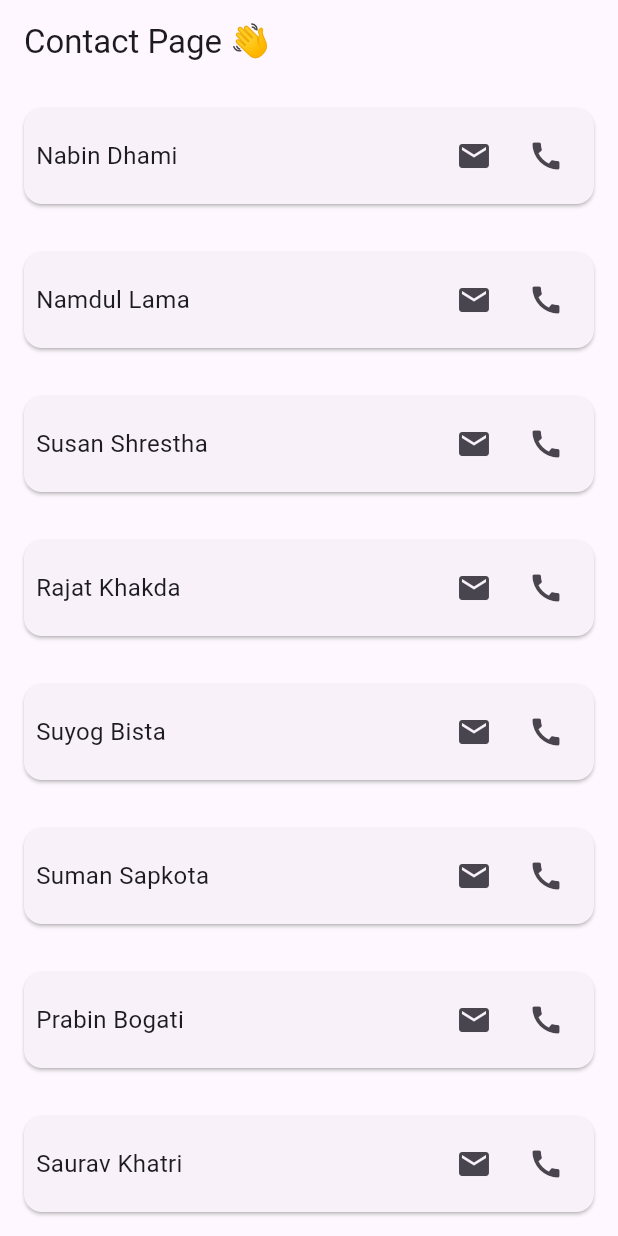
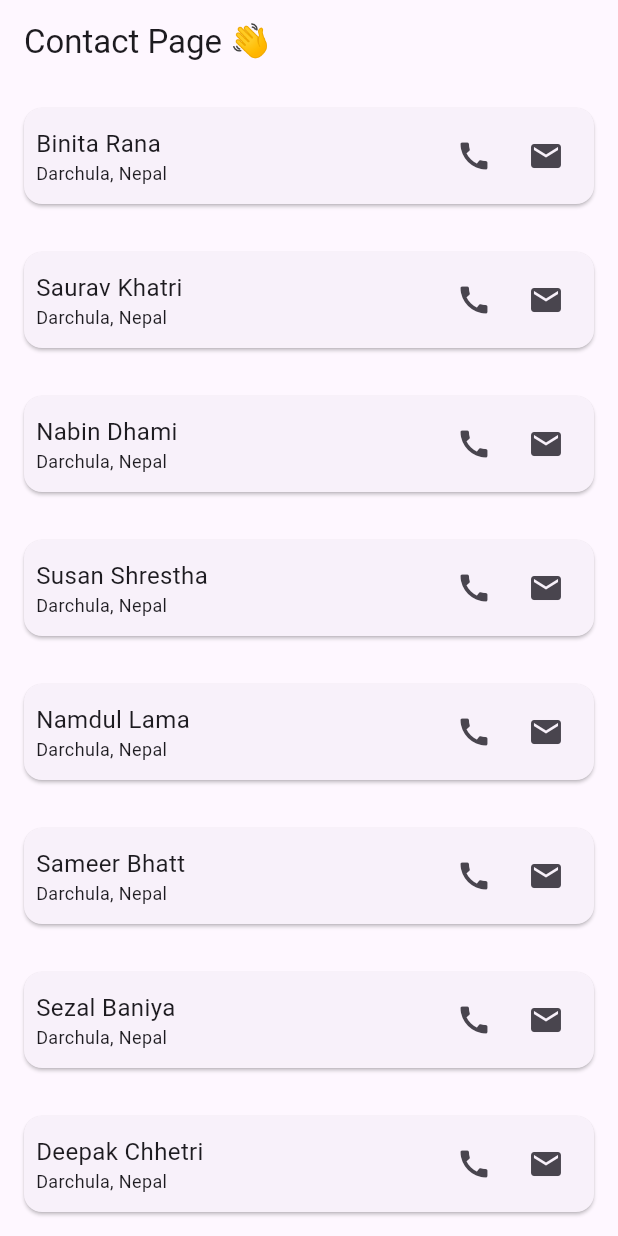
Before and after one commit to nabind47/flutter_training, a Flutter app: the screen it shows after launch, on a phone screen of 412 x 824 dp. Run offline on Flutter 3.47's test engine with Material 3 defaults, Android fonts, the phone set to English and light mode, and no system bars.

Commit message:
feat: navigation

```diff
--- /dev/null
+++ b/lib/constants/app_strings.dart
@@ -0,0 +1,86 @@
+class AppString {
+  static List<String> names = [
+    'Binita Rana',
+    'Saurav Khatri',
+    'Nabin Dhami',
+    'Susan Shrestha',
+    'Namdul Lama',
+    'Sameer Bhatt',
+    'Sezal Baniya',
+    'Deepak Chhetri',
+    'Prabin Kumar Bogati',
+    'Sugam Adhikari',
+    'Rajat Kumar Khadka',
+    'Suyog Bista',
+    'Ayush Kayastha',
+    'Srishti Tater',
+    'Shirjana maharjan',
+    'Sushil Baral',
+    'Saujanya Shrestha',
+    'Suman sapkota'
+  ];
+
+  static List<String> contacts = [
+    '9866392079',
+    '9868977777',
+    '9840034689',
+    '9846924294',
+    '9840323258',
+    '9865916920',
+    '9861535753',
+    '9825595666',
+    '9854062057',
+    '9846944688',
+    '9861484466',
+    '9863942650',
+    '9861488080',
+    '9860921250',
+    '9864463468',
+    '9867872858',
+    '9840375027',
+    '9863459299'
+  ];
+
+  static List<String> emails = [
+    'binirana73@gmail.com',
+    'saurabkhatri68076@gmail.com',
+    'nabindhami619@gmail.com',
+    'susan.201345@ncitedu.np',
+    'john.namdul@gmail.com',
+    'sameerbhatt2058@gmail.com',
+    'sezal.201328@ncit.edu.np',
+    'deepakchhetri68013@gmail.com',
+    'yaadmaatmro@gmail.com',
+    'adhikarisugam444@gmail.com',
+    'rajatkhdk333@gmail.com',
+    'bista.suyog04@gmail.com',
+    'ayushkayastha101@gmail.com',
+    'srishtitater@gmail.com',
+    'shrezana2060@gmail.com',
+    'susheelbaral@gmail.com',
+    'saujanya201326@gmail.com',
+    'sumansaokota771@gmail.com'
+  ];
+
+  static List<String> addresses = [
+    'Balkumari, Lalitpur',
+    'Sankhamul, Lalitpur',
+    'Dhapasi',
+    'Gorkha, Nepal',
+    'Bouddha',
+    'Balkumari, Lalitpur',
+    'Koteshwor, Kathmandu',
+    '', // This is an empty address for Deepak Chhetri
+    'Chabahil, Kathmandu',
+    'Bheerkot-5-Syangja',
+    'Kirtipur, Kathmandu',
+    'Kirtipur, Kathmandu',
+    'Bhaktapur, Kwachhen',
+    'All Baneshwor, Kathmandu',
+    'Siddhipur, Lalitpur',
+    'Budanilkantha, Kathmandu',
+    '', // This is an empty address for Saujanya Shrestha
+    '' // This is an empty address for Suman Sapkota
+  ];
+
+}
--- a/lib/contact_page.dart
+++ b/lib/contact_page.dart
@@ -1,4 +1,6 @@
 import 'package:flutter/material.dart';
+import 'package:flutter_class/constants/app_strings.dart';
+import 'package:flutter_class/contact_details.dart';
 import 'package:url_launcher/url_launcher.dart';
 
 class ContactPage extends StatefulWidget {
@@ -11,68 +13,71 @@ class ContactPage extends StatefulWidget {
 class _ContactPageState extends State<ContactPage> {
   @override
   Widget build(BuildContext context) {
-
     return Scaffold(
-      appBar: AppBar(title: const Text("Contact Page 👋")),
-      body: ListView.builder(
-        itemCount: students.length,
-          shrinkWrap: true,
-          itemBuilder: (context,index){
-        return studentsList(students[index]);
-      })
-    );
+        appBar: AppBar(title: const Text("Contact Page 👋")),
+        body: ListView.builder(
+            itemCount: AppString.names.length,
+            shrinkWrap: true,
+            itemBuilder: (context, index) {
+              return InkWell(
+                onTap: () {
+                  Navigator.push(
+                      context,
+                      MaterialPageRoute(
+                          builder: (context) => ContactDetails(index: index)));
+                },
+                child: studentsList(
+                    name: AppString.names[index],
+                    email: AppString.emails[index],
+                    contact: AppString.contacts[index]),
+              );
+            }));
   }
 
-  Widget studentsList(String name) {
+  Widget studentsList(
+      {required String name,
+      required String email,
+      required String contact,
+      String? address}) {
     Future<void> launchCaller({required String actionMsg}) async {
       if (!await launchUrl(Uri.parse(actionMsg))) {
         throw Exception('Could not launch $actionMsg');
       }
     }
+
     return Padding(
       padding: const EdgeInsets.all(12.0),
-      child: Card(child: Padding(
+      child: Card(
+          child: Padding(
         padding: const EdgeInsets.all(8.0),
         child: Row(
           mainAxisAlignment: MainAxisAlignment.spaceBetween,
           children: [
-            Text(name, style: const TextStyle(fontSize: 16)),
+            Column(
+              crossAxisAlignment: CrossAxisAlignment.start,
+              children: [
+                Text(name, style: const TextStyle(fontSize: 16)),
+                Text(address ?? "Darchula, Nepal",
+                    style: const TextStyle(fontSize: 12)),
+              ],
+            ),
             Row(
               children: [
-                IconButton(onPressed: (){
-                  launchCaller(actionMsg: "mailto:nabindhmai14@gmail.com");
-                }, icon: const Icon(Icons.mail)),
-                IconButton(onPressed: (){
-
-                  launchCaller(actionMsg: "tel:+977 9840034689");
-                }, icon: const Icon(Icons.call)),
-
+                IconButton(
+                    onPressed: () {
+                      launchCaller(actionMsg: "tel:+977 $contact");
+                    },
+                    icon: const Icon(Icons.call)),
+                IconButton(
+                    onPressed: () {
+                      launchCaller(actionMsg: "mailto: $email");
+                    },
+                    icon: const Icon(Icons.mail)),
               ],
             )
           ],
-
         ),
       )),
     );
   }
 }
-
-List<String> students = [
-  "Nabin Dhami",
-  "Namdul Lama",
-  "Susan Shrestha",
-  "Rajat Khakda",
-  "Suyog Bista",
-  "Suman Sapkota",
-  "Prabin Bogati",
-  "Saurav Khatri",
-  "Deepak Chhetri",
-  "Shristi Tater",
-  "Sirjana Maharjan",
-  "Aayush Kayastha",
-  "Binita Rana",
-  "Sezal Baniya",
-  "Sameer Bhatta",
-  "Susheel Baral",
-  "Saujanya Shrestha",
-];
```
Also changed, not shown: lib/contact_details.dart (added, +70 -0 lines).
